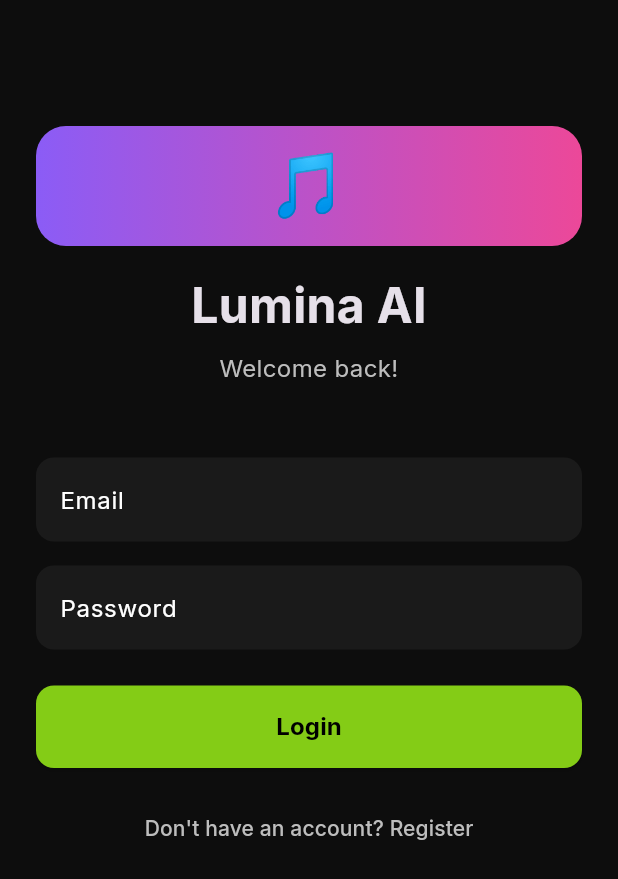
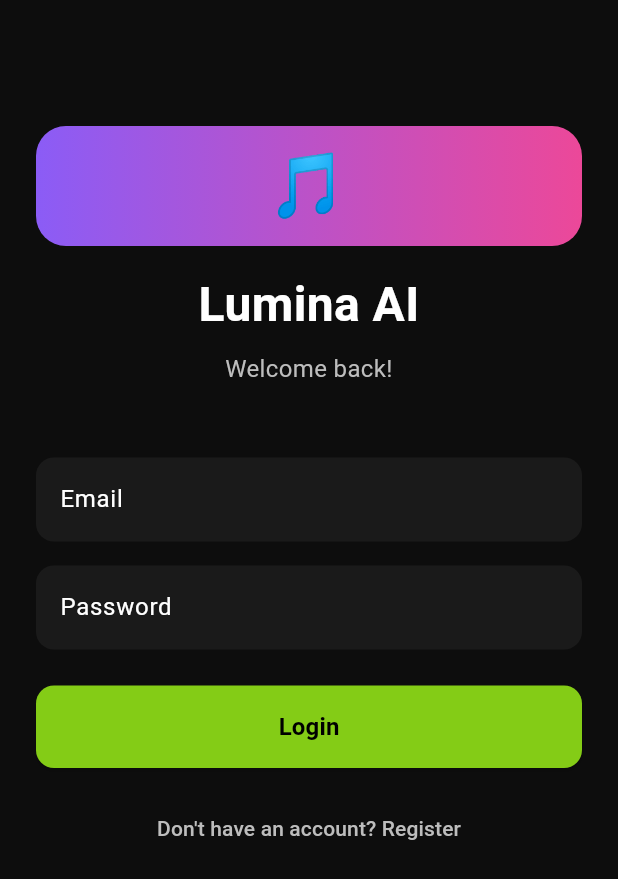
Before and after one commit to zesbe/Lumina-flutter, a Flutter app: the screen it shows after launch, after a tap on "Lewati", on a phone screen of 412 x 824 dp. Shown: the top 879 px of the screen. Run offline on Flutter 3.47's test engine with Material 3 defaults, Android fonts, the phone set to English and light mode, and no system bars; our stand-ins replace audio_service, cached_network_image, just_audio, shared_preferences; accounts and stored records are empty; network calls fail.

Commit message:
Fix app crash on startup
- Remove Google Fonts (requires internet on first load)
- Add try-catch wrapper in main()
- Don't await player init (run in background)
- Add ErrorApp fallback widget
- Use system Roboto font instead

Co-authored-by: factory-droid[bot] <138933559+factory-droid[bot]@users.noreply.github.com>

```diff
--- a/lib/main.dart
+++ b/lib/main.dart
@@ -1,7 +1,6 @@
 import 'package:flutter/material.dart';
 import 'package:flutter/services.dart';
 import 'package:provider/provider.dart';
-import 'package:google_fonts/google_fonts.dart';
 import 'package:shared_preferences/shared_preferences.dart';
 
 import 'providers/auth_provider.dart';
@@ -22,16 +21,42 @@ void main() async {
     ),
   );
 
+  // Wrap everything in try-catch to prevent crashes
+  try {
     final prefs = await SharedPreferences.getInstance();
     final onboardingComplete = prefs.getBool('onboarding_complete') ?? false;
 
     final playerProvider = PlayerProvider();
-  await playerProvider.init();
+
+    // Don't await - let it init in background
+    playerProvider.init().catchError((e) {
+      debugPrint('[Main] Player init error: $e');
+    });
 
     runApp(MyApp(
       playerProvider: playerProvider,
       showOnboarding: !onboardingComplete,
     ));
+  } catch (e) {
+    debugPrint('[Main] Startup error: $e');
+    runApp(const ErrorApp());
+  }
+}
+
+class ErrorApp extends StatelessWidget {
+  const ErrorApp({super.key});
+
+  @override
+  Widget build(BuildContext context) {
+    return MaterialApp(
+      home: Scaffold(
+        backgroundColor: const Color(0xFF0D0D0D),
+        body: Center(
+          child: Text('Error starting app', style: TextStyle(color: Colors.white)),
+        ),
+      ),
+    );
+  }
 }
 
 class MyApp extends StatefulWidget {
@@ -73,7 +98,7 @@ class _MyAppState extends State<MyApp> {
             secondary: Color(0xFF22C55E),
             surface: Color(0xFF1A1A1A),
           ),
-          textTheme: GoogleFonts.interTextTheme(ThemeData.dark().textTheme),
+          fontFamily: 'Roboto',
         ),
         home: _showOnboarding
             ? OnboardingScreen(onComplete: () => setState(() => _showOnboarding = false))
--- a/pubspec.yaml
+++ b/pubspec.yaml
@@ -14,7 +14,6 @@ dependencies:
   shared_preferences: ^2.2.0
   just_audio: ^0.9.35
   audio_service: ^0.18.12
-  google_fonts: ^5.1.0
   cached_network_image: ^3.3.0
   path_provider: ^2.1.1
 
```
Lines whose indentation alone changed are shown as unchanged.
